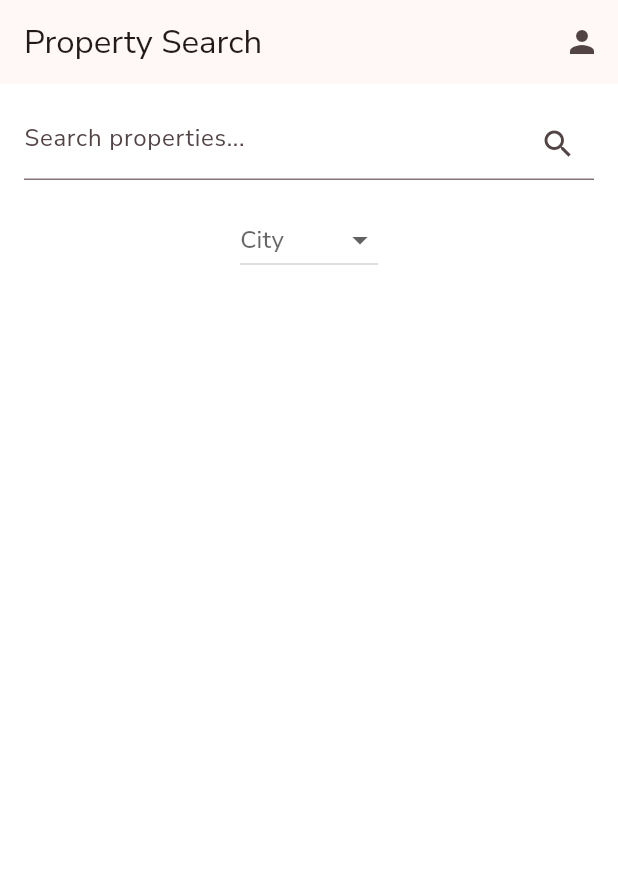
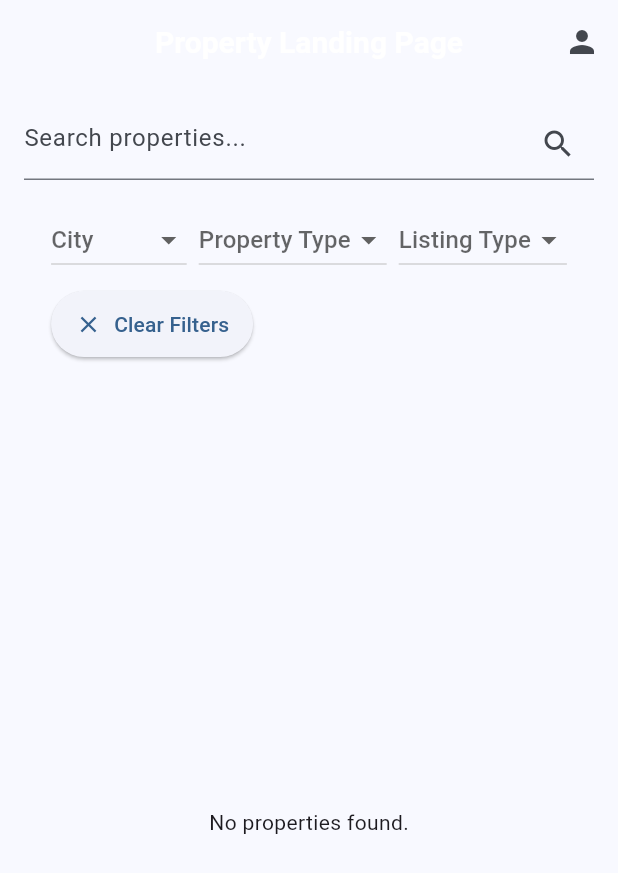
Before and after one commit to cheongchoi112/estates_house, a Flutter app: the screen it shows after launch, on a phone screen of 412 x 824 dp. Shown: the top 873 px of the screen. Run offline on Flutter 3.47's test engine with Material 3 defaults, Android fonts, the light colour scheme and no system bars; our stand-ins replace dio, firebase_auth, firebase_core, google_fonts; accounts and stored records are empty; generated files the repository leaves out were written again.

Commit message:
Refactor theme management and improve API client structure

```diff
--- a/lib/domain/entities/property.dart
+++ b/lib/domain/entities/property.dart
@@ -78,6 +78,5 @@ class Property {
             DateFormat('EEE, dd MMM yyyy HH:mm:ss z').parse(json['created_at']),
         updatedAt:
             DateFormat('EEE, dd MMM yyyy HH:mm:ss z').parse(json['updated_at']),
-        //    updatedAt: DateTime.parse(json['updated_at']),
       );
 }
--- a/lib/main.dart
+++ b/lib/main.dart
@@ -1,11 +1,10 @@
 import 'package:estates_house/firebase_options.dart';
+import 'package:estates_house/presentation/ui/themes/my_theme.dart';
 import 'package:flutter/material.dart';
 import 'package:firebase_auth/firebase_auth.dart';
 import 'presentation/ui/screens/login_page.dart';
 import 'package:firebase_core/firebase_core.dart';
 import 'presentation/ui/screens/landing_page.dart';
-import 'package:google_fonts/google_fonts.dart';
-import 'theme/my_theme.dart';
 import 'presentation/ui/screens/user_dashboard.dart';
 
 Future<void> main() async {
@@ -28,8 +27,10 @@ class MyApp extends StatelessWidget {
   Widget build(BuildContext context) {
     return MaterialApp(
       title: 'Property Connect', // Updated App Title
-      theme: myTheme,
+      theme: getMaterial3Theme(),
+      darkTheme: getMaterial3DarkTheme(),
       initialRoute: '/',
+      debugShowCheckedModeBanner: false,
       routes: {
         '/': (context) => const LandingPage(),
         '/login': (context) => const LoginPage(),
--- a/lib/presentation/ui/screens/landing_page.dart
+++ b/lib/presentation/ui/screens/landing_page.dart
@@ -1,8 +1,8 @@
-import 'package:estates_house/data/datasources/firebseApiClient.dart';
+import 'package:estates_house/core/network/firebseApiClient.dart';
+import 'package:estates_house/domain/user_singleton.dart';
 import 'package:flutter/material.dart';
 import 'package:dio/dio.dart';
 import '../widgets/property_card.dart';
-import '../../../domain/user_singleton.dart';
 import '../../../domain/entities/property.dart';
 
 class LandingPage extends StatefulWidget {
@@ -20,6 +20,11 @@ class _LandingPageState extends State<LandingPage> {
   String? selectedListingType;
   final dio = Dio();
 
+  @override
+  void initState() {
+    super.initState();
+  }
+
   Future<void> _search() async {
     final criteria = SearchCriteria(
       city: selectedCity,
@@ -35,6 +40,7 @@ class _LandingPageState extends State<LandingPage> {
       );
 
       setState(() {
+        properties = [];
         final responseData = response.data as Map<String, dynamic>;
 
         final propertiesList =
@@ -50,15 +56,34 @@ class _LandingPageState extends State<LandingPage> {
     }
   }
 
+  void _clearFilters() {
+    setState(() {
+      selectedCity = null;
+      selectedPropertyType = null;
+      selectedListingType = null;
+      _searchController.clear();
+      setState(() {
+        properties = []; // Empty the listing before loading new properties
+      });
+    });
+  }
+
   @override
   Widget build(BuildContext context) {
     return Scaffold(
       appBar: AppBar(
-        title: const Text('Property Search'),
+        title: const Text('Property Landing Page'),
         actions: [
           IconButton(
             icon: const Icon(Icons.person),
-            onPressed: () => Navigator.pushNamed(context, '/login'),
+            onPressed: () {
+              final token = UserSingleton().token;
+              if (token != null) {
+                Navigator.pushNamed(context, '/dashboard');
+              } else {
+                Navigator.pushNamed(context, '/login');
+              }
+            },
           ),
         ],
       ),
@@ -81,6 +106,7 @@ class _LandingPageState extends State<LandingPage> {
                 const SizedBox(height: 16),
                 Wrap(
                   spacing: 8,
+                  runSpacing: 8,
                   children: [
                     DropdownButton<String>(
                       hint: const Text('City'),
@@ -92,19 +118,50 @@ class _LandingPageState extends State<LandingPage> {
                       onChanged: (value) =>
                           setState(() => selectedCity = value),
                     ),
-                    // Add other filter dropdowns similarly
+                    DropdownButton<String>(
+                      hint: const Text('Property Type'),
+                      value: selectedPropertyType,
+                      items: ['House', 'Condo']
+                          .map((type) =>
+                              DropdownMenuItem(value: type, child: Text(type)))
+                          .toList(),
+                      onChanged: (value) =>
+                          setState(() => selectedPropertyType = value),
+                    ),
+                    DropdownButton<String>(
+                      hint: const Text('Listing Type'),
+                      value: selectedListingType,
+                      items: ['For Sale', 'For Rent']
+                          .map((type) =>
+                              DropdownMenuItem(value: type, child: Text(type)))
+                          .toList(),
+                      onChanged: (value) =>
+                          setState(() => selectedListingType = value),
+                    ),
+                    ElevatedButton.icon(
+                      onPressed: _clearFilters,
+                      icon: const Icon(Icons.clear),
+                      label: const Text('Clear Filters'),
+                      style: ElevatedButton.styleFrom(
+                        padding: const EdgeInsets.symmetric(
+                            horizontal: 16, vertical: 12),
+                      ),
+                    ),
                   ],
                 ),
               ],
             ),
           ),
+          const SizedBox(height: 16),
           Expanded(
-            child: ListView.builder(
-              itemCount: properties.length,
-              itemBuilder: (context, index) => PropertyCard(
-                property: properties[index],
-              ),
-            ),
+            child: properties.isEmpty
+                ? const Center(child: Text('No properties found.'))
+                : ListView.builder(
+                    itemCount: properties.length,
+                    itemBuilder: (context, index) => PropertyCard(
+                      property: properties[index],
+                    ),
+                  ),
           ),
         ],
       ),
--- /dev/null
+++ b/lib/presentation/ui/themes/my_theme.dart
@@ -0,0 +1,45 @@
+import 'package:flutter/material.dart';
+import 'package:google_fonts/google_fonts.dart';
+
+ThemeData getMaterial3Theme() {
+  return ThemeData(
+    useMaterial3: true,
+    colorScheme: ColorScheme.fromSeed(
+      seedColor: Colors.blue, // Materialized Design blue
+      brightness: Brightness.light,
+    ),
+    textTheme: ThemeData.light().textTheme.apply(
+          fontFamily: 'Roboto', // Or your preferred Material 3 font
+        ),
+    appBarTheme: const AppBarTheme(
+      centerTitle: true,
+      titleTextStyle: TextStyle(
+        fontWeight: FontWeight.bold,
+        fontSize: 20,
+      ),
+    ),
+    // Add more component themes as needed (e.g., ElevatedButtonThemeData, TextButtonThemeData)
+  );
+}
+
+// For dark mode:
+ThemeData getMaterial3DarkTheme() {
+  return ThemeData(
+    useMaterial3: true,
+    colorScheme: ColorScheme.fromSeed(
+      seedColor: Colors.blue,
+      brightness: Brightness.dark,
+    ),
+    textTheme: ThemeData.dark().textTheme.apply(
+          fontFamily: 'Roboto',
+        ),
+    appBarTheme: const AppBarTheme(
+      centerTitle: true,
+      titleTextStyle: TextStyle(
+        fontWeight: FontWeight.bold,
+        fontSize: 20,
+      ),
+    ),
+    // Add more component themes as needed
+  );
+}
--- a/lib/theme/my_theme.dart
+++ /dev/null
@@ -1,12 +0,0 @@
-import 'package:flutter/material.dart';
-import 'package:google_fonts/google_fonts.dart';
-
-final ThemeData myTheme = ThemeData(
-  primaryColor: Colors.white,
-  scaffoldBackgroundColor: Colors.white,
-  colorScheme: ColorScheme.fromSeed(
-    seedColor: Colors.pinkAccent,
-  ),
-  textTheme: GoogleFonts.nunitoSansTextTheme(),
-  useMaterial3: true,
-);
```
Also changed, not shown: lib/core/network/firebseApiClient.dart (renamed from lib/data/datasources/firebseApiClient.dart, +9 -3 lines), lib/data/datasources/apiClient.dart (deleted, +0 -49 lines), lib/domain/user_singleton.dart (+3 -4 lines), lib/presentation/ui/screens/login_page.dart (+7 -6 lines), lib/presentation/ui/screens/user_dashboard.dart (+16 -2 lines).
